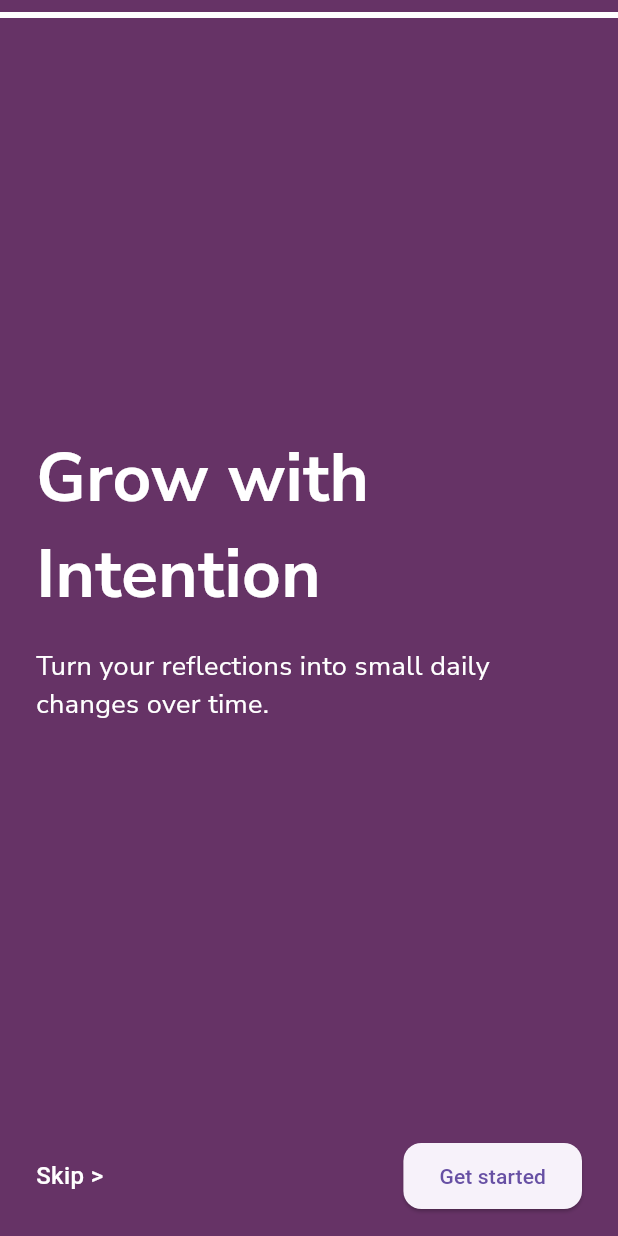
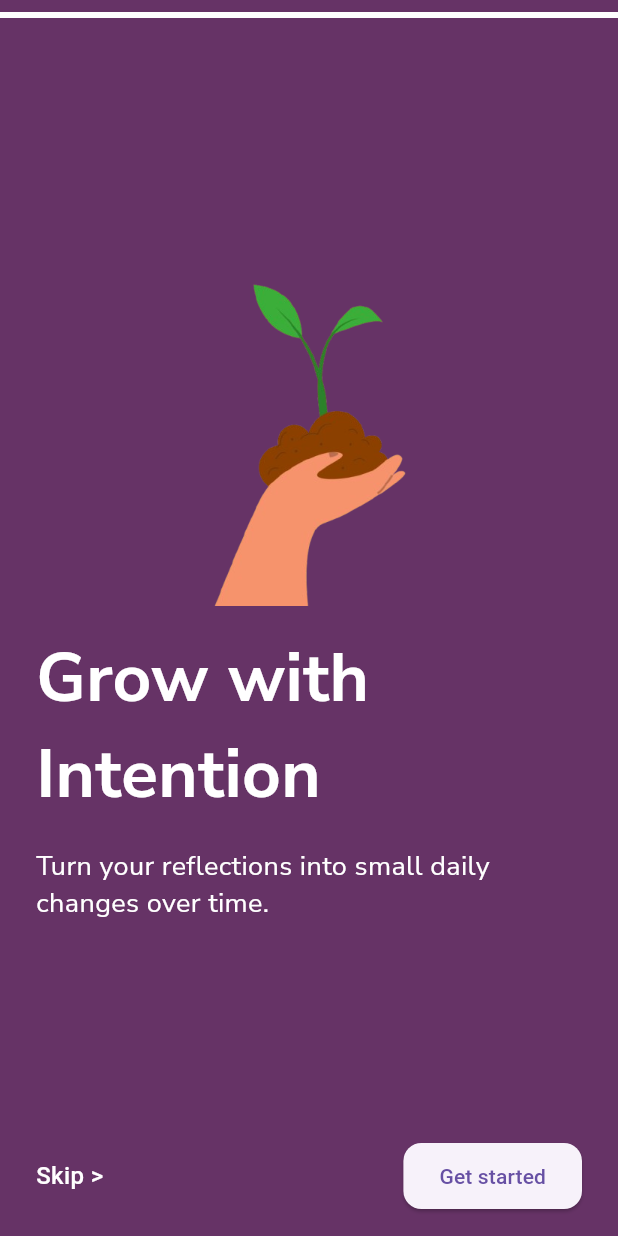
Before and after one commit to ibhaze/Flutterproject1, a Flutter app: the screen it shows after launch, after a tap on "Skip >", on a phone screen of 412 x 824 dp. Run offline on Flutter 3.47's test engine with Material 3 defaults, Android fonts, the light colour scheme and no system bars; our stand-ins replace google_fonts.

Commit message:
Added images to each section including the home page

```diff
--- a/rflct/lib/pages/loading_page.dart
+++ b/rflct/lib/pages/loading_page.dart
@@ -85,8 +85,14 @@ class _LoadingPageState extends State<LoadingPage> {
               ),
             );
           },
-
-          child: Text(
+          child: Column(
+            mainAxisAlignment: MainAxisAlignment.center,
+            children: [
+              Image.asset(
+                'assets/images/rflct.png',
+                width: 150,
+                ),
+              Text(
                 'RFLCT',
                 style: GoogleFonts.nunito(
                   fontSize: 70,
@@ -94,6 +100,8 @@ class _LoadingPageState extends State<LoadingPage> {
                   color: Colors.white,
                 ),
               ),
+            ],
+          ),
         ),
       ),
     );
--- a/rflct/lib/pages/onboarding_page.dart
+++ b/rflct/lib/pages/onboarding_page.dart
@@ -57,13 +57,19 @@ class _OnboardingPageState extends State<OnboardingPage> {
   }
 
   //  onboarding pages layout
-  Widget _buildPage({required String title, required String description}) {
+  Widget _buildPage({
+    required String image,
+    required String title,
+    required String description,
+  }) {
     return Padding(
       padding: const EdgeInsets.all(24.0),
       child: Column(
         mainAxisAlignment: MainAxisAlignment.center,
-        crossAxisAlignment: CrossAxisAlignment.start,
+        crossAxisAlignment: CrossAxisAlignment.center,
         children: [
+          Image.asset(image, height: 250, fit: BoxFit.contain),
+          const SizedBox(height: 16),
           Text(
             title,
             style: GoogleFonts.nunitoSans(
@@ -111,16 +117,19 @@ class _OnboardingPageState extends State<OnboardingPage> {
                     },
                     children: [
                       _buildPage(
+                        image: 'assets/images/mirror.png',
                         title: 'Welcome to RFLCT',
                         description:
                             'A calm space to slow down, process your day, and reflect.',
                       ),
                       _buildPage(
+                        image: 'assets/images/journal.png',
                         title: 'Capture Your Thoughts',
                         description:
                             'Record, track, and organise your reflections in one place.',
                       ),
                       _buildPage(
+                        image: 'assets/images/grow.png',
                         title: 'Grow with Intention',
                         description:
                             'Turn your reflections into small daily changes over time.',
@@ -151,7 +160,6 @@ class _OnboardingPageState extends State<OnboardingPage> {
                         child: const Text(
                           "Skip >",
                           style: TextStyle(
-
                             fontSize: 16,
                             color: Colors.white,
                             fontWeight: FontWeight.w500,
@@ -171,10 +179,7 @@ class _OnboardingPageState extends State<OnboardingPage> {
                             borderRadius: BorderRadius.circular(12),
                           ),
                         ),
-                        child: Text(
-                          _currentPage == 2 ? 'Get started' : 'Next',
-
-                        ),
+                        child: Text(_currentPage == 2 ? 'Get started' : 'Next'),
                       ),
                     ],
                   ),
```
Also changed, not shown: rflct/assets/images/grow.png (added), rflct/assets/images/journal.png (added), rflct/assets/images/mirror.png (added), rflct/assets/images/rflct.png (added). Lines whose indentation alone changed are shown as unchanged.
